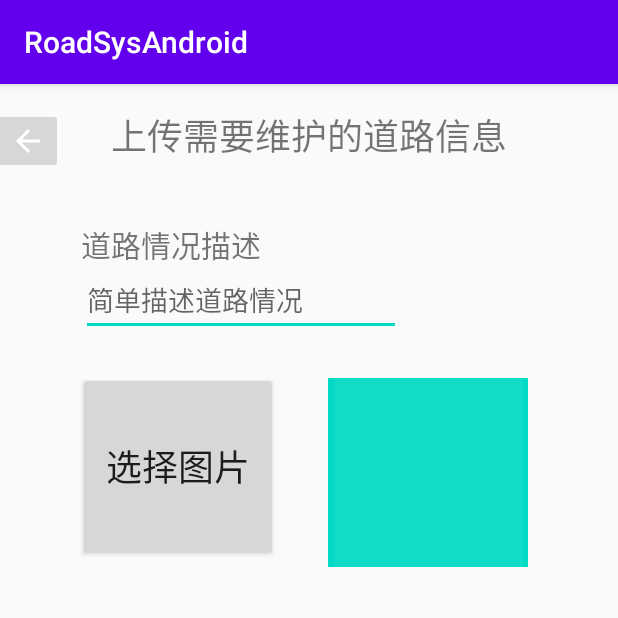
After one commit to rea1GG/RoadSysAndroid, an Android app: the UploadActivity screen opened directly, with no data from a screen before it, on a phone screen of 412 x 824 dp, the top half of it. The commit adds this screen. Run offline under Robolectric (Android 15) with nearby library versions, the phone set to English and light mode, and no system bars.

Commit message:
upload前端一部分，main页面1.0

```diff
--- a/app/src/main/java/com/example/roadsysandroid/MainActivity.java
+++ b/app/src/main/java/com/example/roadsysandroid/MainActivity.java
@@ -2,7 +2,9 @@ package com.example.roadsysandroid;
 
 import androidx.appcompat.app.AppCompatActivity;
 
+import android.content.Intent;
 import android.os.Bundle;
+import android.view.View;
 
 public class MainActivity extends AppCompatActivity {
 
@@ -11,4 +13,8 @@ public class MainActivity extends AppCompatActivity {
         super.onCreate(savedInstanceState);
         setContentView(R.layout.activity_main);
     }
+    public void goToUpload(View v){
+        Intent intent = new Intent(MainActivity.this,UploadActivity.class);
+        startActivity(intent);
+    }
 }
--- /dev/null
+++ b/app/src/main/java/com/example/roadsysandroid/UploadActivity.java
@@ -0,0 +1,48 @@
+package com.example.roadsysandroid;
+
+import androidx.appcompat.app.AppCompatActivity;
+
+import android.content.Context;
+import android.os.Bundle;
+import android.os.strictmode.WebViewMethodCalledOnWrongThreadViolation;
+import android.view.LayoutInflater;
+import android.view.MotionEvent;
+import android.view.View;
+import android.view.ViewGroup;
+import android.widget.Button;
+import android.widget.PopupWindow;
+
+public class UploadActivity extends AppCompatActivity {
+
+    private Context context;
+    @Override
+    protected void onCreate(Bundle savedInstanceState) {
+        super.onCreate(savedInstanceState);
+        setContentView(R.layout.activity_upload);
+        Button addBtn = (Button)findViewById(R.id.addPic);
+        context = this;
+//        addBtn.setOnClickListener(new View.OnClickListener() {
+//            @Override
+//            public void onClick(View v) {
+//                initPopUpWindow(v);
+//            }
+//        });
+    }
+    public void initPopUpWindow(View v){
+        View view = LayoutInflater.from(context).inflate(R.layout.popup,null,false);
+        Button takePictBtn = (Button) view.findViewById(R.id.picture_selector_take_photo_btn);
+        Button selectPicBtn = (Button) view.findViewById(R.id.picture_selector_pick_picture_btn);
+        Button cancelBtn = (Button) view.findViewById(R.id.picture_selector_cancel_btn);
+        final PopupWindow popupWindow = new PopupWindow(view, ViewGroup.LayoutParams.WRAP_CONTENT,ViewGroup.LayoutParams.WRAP_CONTENT,true);
+        popupWindow.setTouchable(true);
+        popupWindow.setTouchInterceptor(new View.OnTouchListener(){
+
+            @Override
+            public boolean onTouch(View v, MotionEvent event) {
+                return false;
+            }
+        });
+        popupWindow.showAsDropDown(v);
+    }
+
+}
--- a/app/src/main/res/layout/activity_main.xml
+++ b/app/src/main/res/layout/activity_main.xml
@@ -18,6 +18,7 @@
 
             android:layout_height="100dp"
             android:gravity="center"
+            android:onClick="goToUpload"
             android:text="添加需要维护的道路信息" />
 
         <Button
--- /dev/null
+++ b/app/src/main/res/layout/activity_upload.xml
@@ -0,0 +1,82 @@
+<?xml version="1.0" encoding="utf-8"?>
+<androidx.constraintlayout.widget.ConstraintLayout xmlns:android="http://schemas.android.com/apk/res/android"
+    xmlns:app="http://schemas.android.com/apk/res-auto"
+    xmlns:tools="http://schemas.android.com/tools"
+    android:id="@+id/upload"
+    android:layout_width="match_parent"
+    android:layout_height="match_parent"
+    tools:context=".UploadActivity">
+
+    <TextView
+        android:id="@+id/title"
+        android:layout_width="287dp"
+        android:layout_height="0dp"
+        android:layout_marginTop="16dp"
+        android:gravity="center"
+        android:text="上传需要维护的道路信息"
+        android:textSize="24dp"
+        app:layout_constraintEnd_toEndOf="parent"
+        app:layout_constraintStart_toStartOf="parent"
+        app:layout_constraintTop_toTopOf="parent" />
+
+    <TextView
+        android:id="@+id/descriptionTitle"
+        android:layout_width="135dp"
+        android:layout_height="28dp"
+        android:layout_marginStart="54dp"
+        android:layout_marginLeft="54dp"
+        android:layout_marginTop="40dp"
+        android:text="道路情况描述"
+        android:textSize="20dp"
+        app:layout_constraintStart_toStartOf="parent"
+        app:layout_constraintTop_toBottomOf="@+id/title" />
+
+    <EditText
+        android:id="@+id/editText"
+        android:layout_width="wrap_content"
+        android:layout_height="wrap_content"
+        android:layout_marginBottom="23dp"
+        android:ems="10"
+        android:hint="简单描述道路情况"
+        android:inputType="textPersonName"
+        app:layout_constraintBottom_toTopOf="@+id/imageView"
+        app:layout_constraintStart_toStartOf="@+id/descriptionTitle"
+        app:layout_constraintTop_toBottomOf="@+id/descriptionTitle" />
+
+
+    <Button
+        android:id="@+id/addPic"
+        android:layout_width="133dp"
+        android:layout_height="126dp"
+        android:layout_marginStart="52dp"
+        android:layout_marginLeft="52dp"
+        android:layout_marginTop="140dp"
+        android:clickable="true"
+        android:onClick="initPopUpWindow"
+        android:text="选择图片"
+        android:textSize="24dp"
+        app:layout_constraintStart_toStartOf="parent"
+        app:layout_constraintTop_toBottomOf="@+id/title" />
+
+    <ImageView
+        android:id="@+id/imageView"
+        android:layout_width="133dp"
+        android:layout_height="126dp"
+        android:layout_marginTop="28dp"
+        android:layout_marginEnd="60dp"
+        android:layout_marginRight="60dp"
+        android:background="@color/colorAccent"
+        app:layout_constraintEnd_toEndOf="parent"
+        app:layout_constraintTop_toBottomOf="@+id/editText"
+        app:srcCompat="@android:drawable/divider_horizontal_dim_dark" />
+
+    <ImageButton
+        android:id="@+id/imageButton3"
+        android:layout_width="wrap_content"
+        android:layout_height="wrap_content"
+        android:layout_marginEnd="12dp"
+        android:layout_marginRight="12dp"
+        app:layout_constraintEnd_toStartOf="@+id/descriptionTitle"
+        app:layout_constraintTop_toTopOf="@+id/title"
+        app:srcCompat="@drawable/abc_vector_test" />
+</androidx.constraintlayout.widget.ConstraintLayout>
```
Also changed, not shown: app/src/main/AndroidManifest.xml (+6 -4 lines), app/src/main/res/layout/popup.xml (added, +61 -0 lines), app/build.gradle (line endings or trailing spaces).
